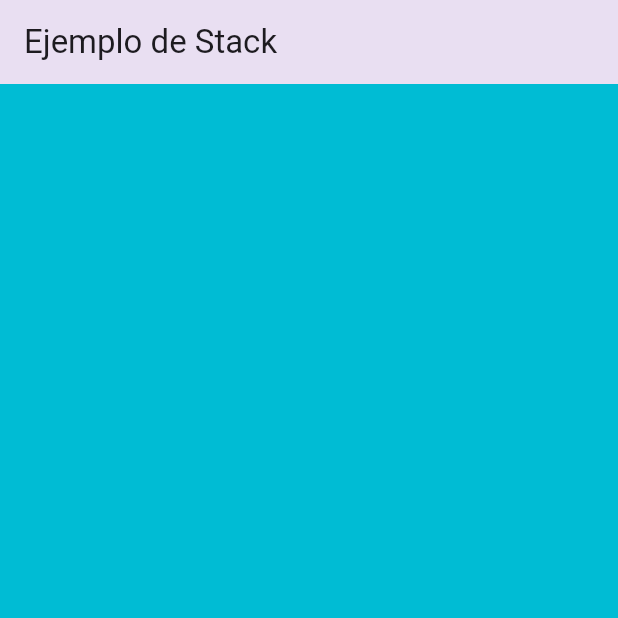
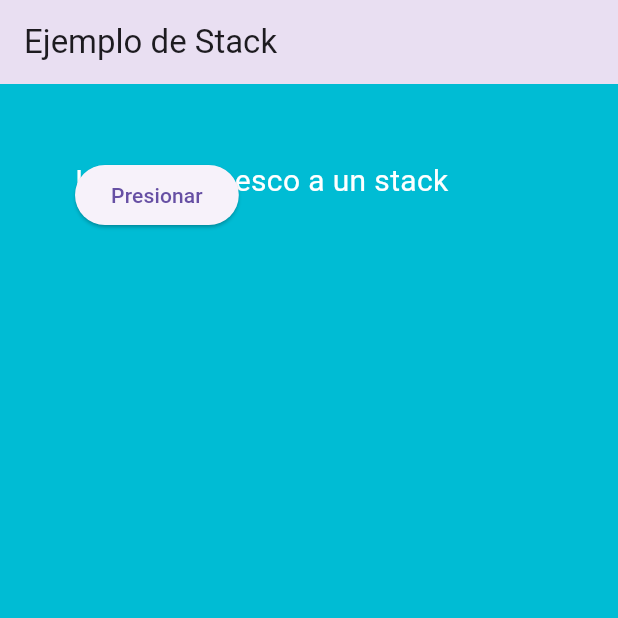
Before and after one commit to jdanymc/example_app, a Flutter app: the screen it shows after launch, on a phone screen of 412 x 824 dp, the top half of it. Run offline on Flutter 3.47's test engine with Material 3 defaults, Android fonts, the phone set to English and light mode, and no system bars; missing offline and left inert: dart:ffi.

Commit message:
stack op

```diff
--- a/lib/pages/profile_page.dart
+++ b/lib/pages/profile_page.dart
@@ -18,22 +18,22 @@ class ProfilePage extends StatelessWidget {
             height: double.infinity,
             color: Colors.cyan,
           ),
-          // Positioned(
-          //   top: 50,
-          //   left: 50,
-          //   child: Text(
-          //     "Hola pertenesco a un stack",
-          //     style: TextStyle(color: Colors.white, fontSize: 20),
-          //   ),
-          // ),
-          // Positioned(
-          //   top: 50,
-          //   left: 50,
-          //   child: ElevatedButton(
-          //     onPressed: () {},
-          //     child: Text("Presionar"),
-          //   ),
-          // ),
+          Positioned(
+            top: 50,
+            left: 50,
+            child: Text(
+              "Hola pertenesco a un stack",
+              style: TextStyle(color: Colors.white, fontSize: 20),
+            ),
+          ),
+          Positioned(
+            top: 50,
+            left: 50,
+            child: ElevatedButton(
+              onPressed: () {},
+              child: Text("Presionar"),
+            ),
+          ),
         ],
       ),
     ));
```
